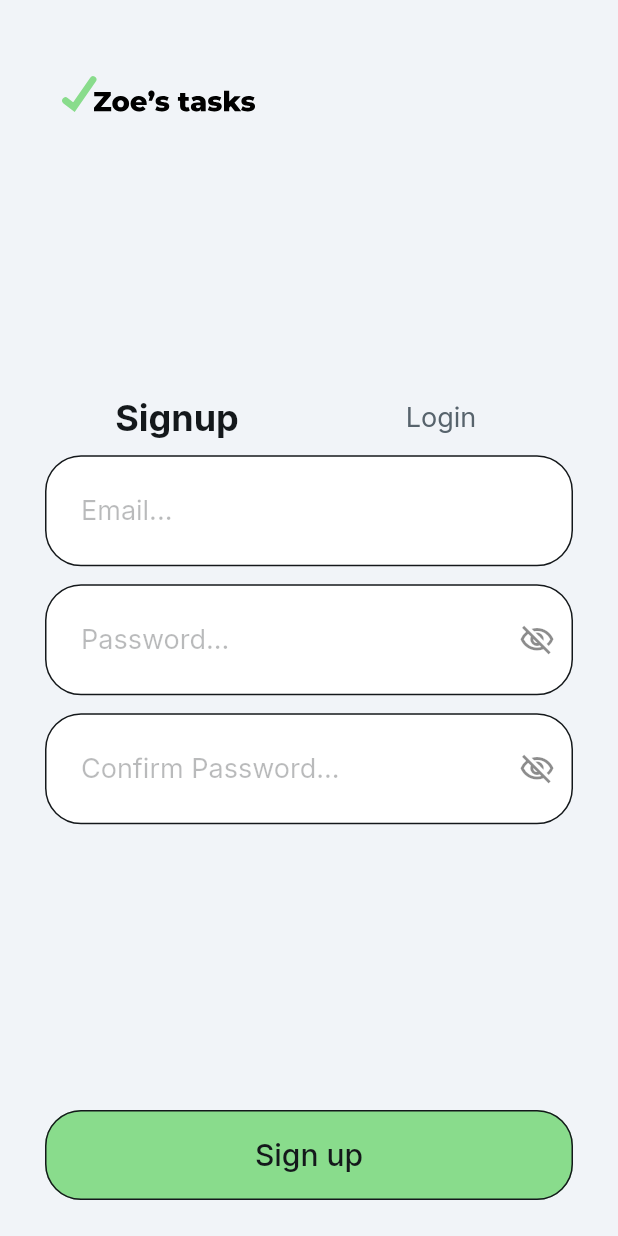
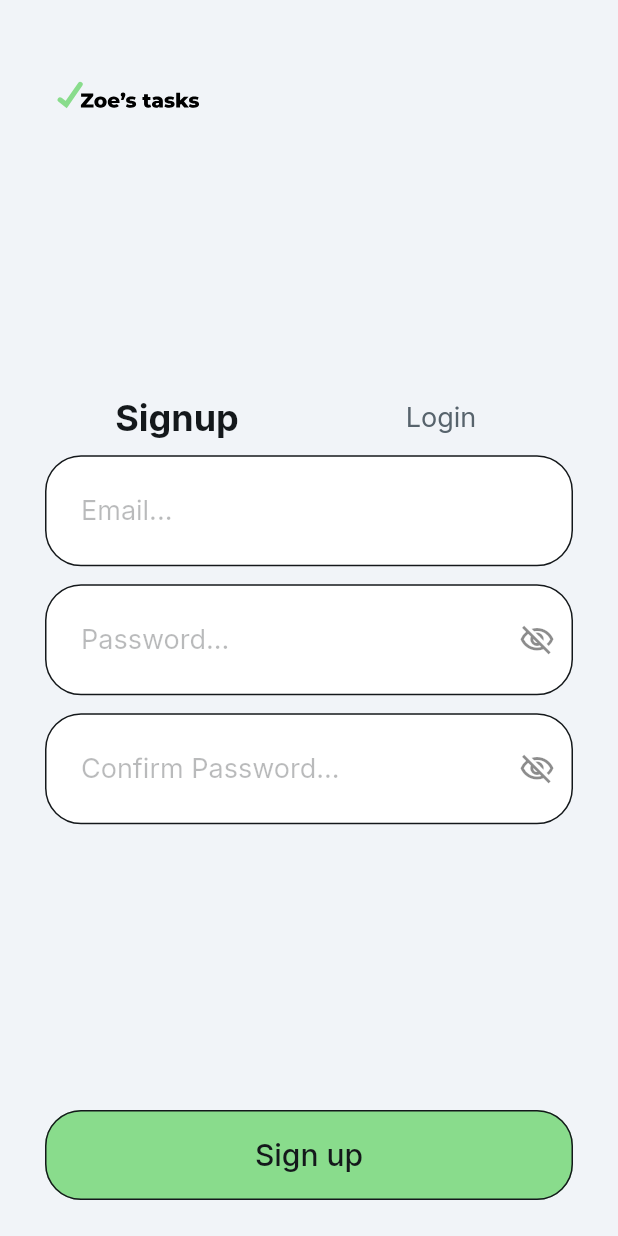
Before and after one commit to zoe92300/TodoApp-FlutterFlow, a Flutter app: the screen it shows after launch, on a phone screen of 412 x 824 dp. Run offline on Flutter 3.47's test engine with Material 3 defaults, Android fonts, the phone set to English and light mode, and no system bars; drawn by our look-alikes of auto_size_text; our stand-ins replace cloud_firestore, easy_debounce, file_picker, firebase_auth, firebase_core, firebase_storage and 13 more; missing offline and left inert: json_path, mime_type; accounts and stored records are empty.

Commit message:
Updating to latest FlutterFlow output.

```diff
--- a/lib/login/login_widget.dart
+++ b/lib/login/login_widget.dart
@@ -84,7 +84,7 @@ class _LoginWidgetState extends State<LoginWidget>
                       borderRadius: BorderRadius.circular(8.0),
                       child: SvgPicture.asset(
                         'assets/images/Frame_4.svg',
-                        width: 150.0,
+                        width: 110.0,
                         height: 82.0,
                         fit: BoxFit.contain,
                       ),
```
